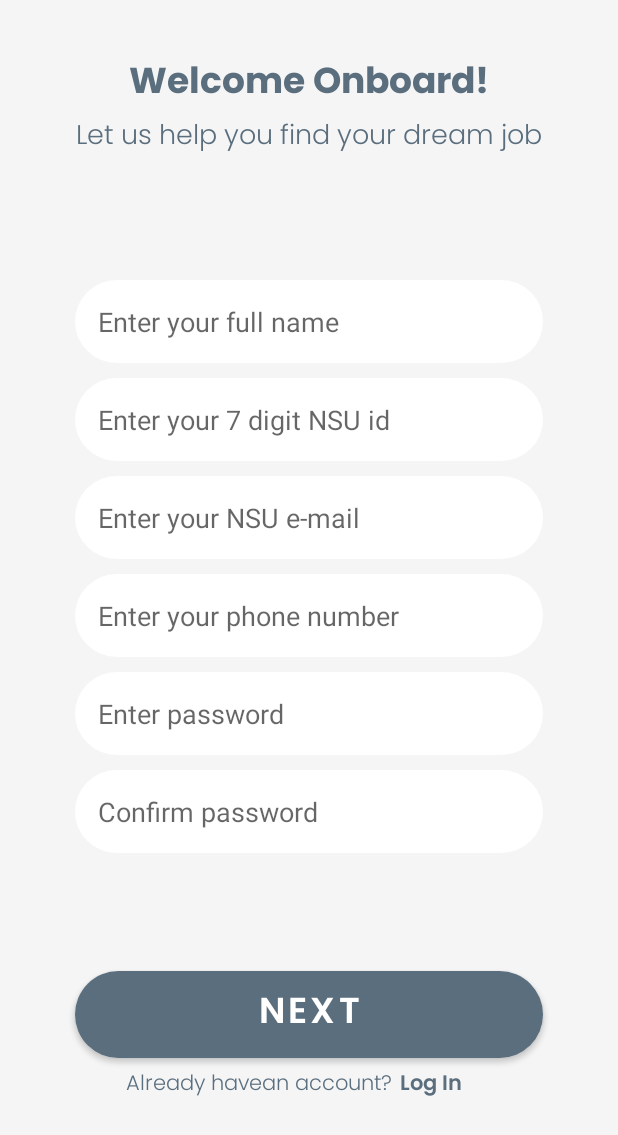
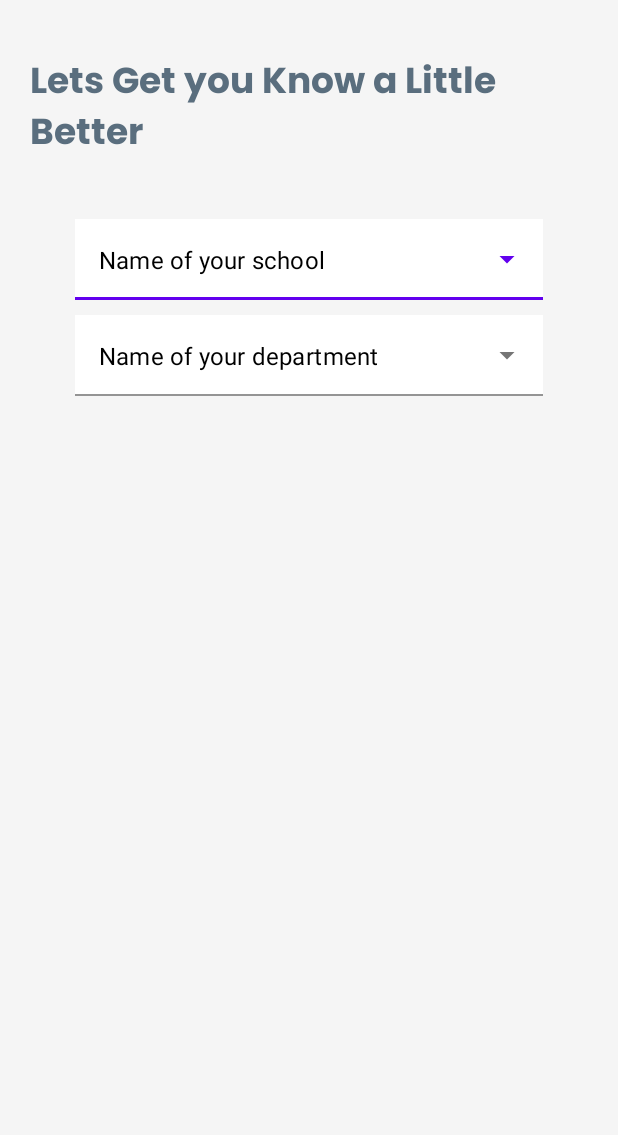
Before and after one commit to NSU-SP21-CSE486-1/1632858-SP21-CSE486-S01, an Android app: the screen it shows after launch (MainActivity before the commit, SecondActivity after it), after a tap on "NEXT", on a phone screen of 412 x 824 dp. Shown: the top 1135 px of the screen. Run offline under Robolectric (Android 15) with nearby library versions, the phone set to English and light mode, and no system bars.

Commit message:
Design #29 #30: Created a drop down menu
Created a drop down view using material design components. Did some UI elements change. Not sure they go with my total designs.  Need to fix the Drop down issue.

```diff
--- a/Theory/Assignment/Assignment02/app/build.gradle
+++ b/Theory/Assignment/Assignment02/app/build.gradle
@@ -36,4 +36,5 @@ dependencies {
     testImplementation 'junit:junit:4.+'
     androidTestImplementation 'androidx.test.ext:junit:1.1.2'
     androidTestImplementation 'androidx.test.espresso:espresso-core:3.3.0'
+    implementation 'com.github.BlackBoxVision:datetimepicker-edittext:v0.4.0'
 }
--- a/Theory/Assignment/Assignment02/app/src/main/java/com/example/codingassignment/MainActivity.java
+++ b/Theory/Assignment/Assignment02/app/src/main/java/com/example/codingassignment/MainActivity.java
@@ -2,20 +2,33 @@ package com.example.codingassignment;
 
 import androidx.appcompat.app.AppCompatActivity;
 
+import android.content.Intent;
 import android.os.Bundle;
 import android.view.View;
+import android.widget.EditText;
 import android.widget.Toast;
 
 public class MainActivity extends AppCompatActivity {
+    private EditText mid;
+
 
     @Override
     protected void onCreate(Bundle savedInstanceState) {
         super.onCreate(savedInstanceState);
         setContentView(R.layout.activity_main);
+        mid = findViewById(R.id.nsu_id);
     }
 
     public void clicknext(View view) {
-        Toast toast = Toast.makeText(this, R.string.toast_message, Toast.LENGTH_SHORT);
-        toast.show();
+        Intent intent = new Intent(this,SecondActivity.class);
+            startActivity(intent);
+//        String id = mid.getText().toString();
+//        if(id.length() == 7) {
+//            Intent intent = new Intent(this,SecondActivity.class);
+//            startActivity(intent);
+//        }
+//        else{
+//            mid.setError("This is not your nsu id");
+//        }
     }
 }
--- /dev/null
+++ b/Theory/Assignment/Assignment02/app/src/main/java/com/example/codingassignment/SecondActivity.java
@@ -0,0 +1,42 @@
+package com.example.codingassignment;
+
+import androidx.appcompat.app.AppCompatActivity;
+
+import android.os.Bundle;
+import android.widget.Adapter;
+import android.widget.ArrayAdapter;
+import android.widget.AutoCompleteTextView;
+import android.widget.Spinner;
+import android.widget.SpinnerAdapter;
+import android.widget.Toast;
+
+public class SecondActivity extends AppCompatActivity {
+    private AutoCompleteTextView mSchoolNameList;
+    private AutoCompleteTextView mDepartmentNameList;
+    @Override
+    public void onCreate(Bundle savedInstanceState) {
+        super.onCreate(savedInstanceState);
+        setContentView(R.layout.activity_second);
+
+        mSchoolNameList = findViewById(R.id.school_name_view);
+        mDepartmentNameList = findViewById(R.id.dep_name_list);
+
+        String[] schoolNameList = getResources().getStringArray(R.array.school_name);
+        String[] depNameList = getResources().getStringArray(R.array.depName_1);
+
+
+        ArrayAdapter schoolNameAdapter = new ArrayAdapter(this, android.R.layout.simple_list_item_1, schoolNameList);
+
+
+
+        ArrayAdapter depNameAdapter = new ArrayAdapter(this, android.R.layout.simple_list_item_1, depNameList);
+        mSchoolNameList.setAdapter(schoolNameAdapter);
+        mDepartmentNameList.setAdapter(depNameAdapter);
+
+        String SchoolName = mSchoolNameList.getText().toString();
+
+        Toast toast = Toast.makeText(this, SchoolName, Toast.LENGTH_SHORT);
+        toast.show();
+
+    }
+}
--- a/Theory/Assignment/Assignment02/app/src/main/res/drawable/round_border.xml
+++ b/Theory/Assignment/Assignment02/app/src/main/res/drawable/round_border.xml
@@ -1,6 +1,5 @@
 <?xml version="1.0" encoding="utf-8"?>
 <shape android:shape="rectangle" xmlns:android="http://schemas.android.com/apk/res/android">
     <solid android:color="#ffffff"/>
-    <corners android:radius="100dp"/>
-
+    <corners android:radius="5dp"/>
 </shape>
--- a/Theory/Assignment/Assignment02/app/src/main/res/layout/activity_main.xml
+++ b/Theory/Assignment/Assignment02/app/src/main/res/layout/activity_main.xml
@@ -8,7 +8,7 @@
     tools:context=".MainActivity">
 
     <TextView
-        android:id="@+id/welcome_title"
+        android:id="@+id/register_title_1"
         android:layout_width="wrap_content"
         android:layout_height="wrap_content"
         android:layout_marginTop="35dp"
@@ -30,7 +30,7 @@
         android:textSize="18sp"
         app:layout_constraintEnd_toEndOf="parent"
         app:layout_constraintStart_toStartOf="parent"
-        app:layout_constraintTop_toBottomOf="@+id/welcome_title" />
+        app:layout_constraintTop_toBottomOf="@+id/register_title_1" />
 
     <EditText
         android:id="@+id/full_name"
@@ -44,10 +44,29 @@
         android:hint="@string/enter_your_full_name"
         android:inputType="textPersonName"
         android:padding="15dp"
+        android:textColor="#4C4C4C"
+        android:textColorHint="#878686"
         app:layout_constraintEnd_toEndOf="parent"
         app:layout_constraintHorizontal_bias="1.0"
         app:layout_constraintStart_toStartOf="parent"
         app:layout_constraintTop_toBottomOf="@+id/tagline_1" />
+
+<!--    <io.blackbox_vision.datetimepickeredittext.view.DatePickerEditText-->
+<!--        android:id="@+id/datePickerEditText"-->
+<!--        android:layout_width="0dp"-->
+<!--        android:layout_height="wrap_content"-->
+<!--        android:layout_marginStart="50dp"-->
+<!--        android:layout_marginTop="50dp"-->
+<!--        android:layout_marginEnd="50dp"-->
+<!--        android:background="@drawable/round_border"-->
+<!--        android:hint="@string/select_date"-->
+<!--        android:padding="06dp"-->
+<!--        android:textColor="#4C4C4C"-->
+<!--        android:textColorHint="#878686"-->
+<!--        app:layout_constraintEnd_toEndOf="parent"-->
+<!--        app:layout_constraintHorizontal_bias="1.0"-->
+<!--        app:layout_constraintStart_toStartOf="parent"-->
+<!--        app:layout_constraintTop_toBottomOf="@+id/tagline_1" />-->
 
     <EditText
         android:id="@+id/nsu_id"
@@ -61,6 +80,8 @@
         android:hint="@string/enter_your_7_digit_nsu_id"
         android:inputType="textPersonName"
         android:padding="15dp"
+        android:textColor="#4C4C4C"
+        android:textColorHint="#878686"
         app:layout_constraintEnd_toEndOf="parent"
         app:layout_constraintStart_toStartOf="parent"
         app:layout_constraintTop_toBottomOf="@+id/full_name" />
@@ -77,6 +98,8 @@
         android:hint="@string/enter_your_nsu_e_mail"
         android:inputType="textPersonName"
         android:padding="15dp"
+        android:textColor="#4C4C4C"
+        android:textColorHint="#878686"
         app:layout_constraintEnd_toEndOf="parent"
         app:layout_constraintStart_toStartOf="parent"
         app:layout_constraintTop_toBottomOf="@+id/nsu_id" />
@@ -93,6 +116,8 @@
         android:hint="@string/enter_your_phone_number"
         android:inputType="textPersonName"
         android:padding="15dp"
+        android:textColor="#4C4C4C"
+        android:textColorHint="#878686"
         app:layout_constraintEnd_toEndOf="parent"
         app:layout_constraintStart_toStartOf="parent"
         app:layout_constraintTop_toBottomOf="@+id/nsu_mail" />
@@ -109,6 +134,8 @@
         android:hint="@string/enter_password"
         android:inputType="textPassword"
         android:padding="15dp"
+        android:textColor="#4C4C4C"
+        android:textColorHint="#878686"
         app:layout_constraintEnd_toEndOf="parent"
         app:layout_constraintStart_toStartOf="parent"
         app:layout_constraintTop_toBottomOf="@+id/editTextTextPersonName4" />
@@ -125,6 +152,8 @@
         android:hint="@string/confirm_password"
         android:inputType="textPassword"
         android:padding="15dp"
+        android:textColor="#4C4C4C"
+        android:textColorHint="#878686"
         app:layout_constraintEnd_toEndOf="parent"
         app:layout_constraintStart_toStartOf="parent"
         app:layout_constraintTop_toBottomOf="@+id/password" />
@@ -134,7 +163,7 @@
         android:layout_width="0dp"
         android:layout_height="70dp"
         android:layout_marginStart="50dp"
-        android:layout_marginTop="30dp"
+        android:layout_marginTop="50dp"
         android:layout_marginEnd="50dp"
         android:layout_marginBottom="70dp"
         android:fontFamily="@font/poppins_semibold"
--- /dev/null
+++ b/Theory/Assignment/Assignment02/app/src/main/res/layout/activity_second.xml
@@ -0,0 +1,88 @@
+<?xml version="1.0" encoding="utf-8"?>
+<androidx.constraintlayout.widget.ConstraintLayout xmlns:android="http://schemas.android.com/apk/res/android"
+    xmlns:app="http://schemas.android.com/apk/res-auto"
+    xmlns:tools="http://schemas.android.com/tools"
+    android:layout_width="match_parent"
+    android:layout_height="match_parent"
+    android:background="#F5F5F5"
+    tools:context=".SecondActivity">
+
+    <TextView
+        android:id="@+id/register_title_2"
+        android:layout_width="0dp"
+        android:layout_height="wrap_content"
+        android:layout_marginStart="20dp"
+        android:layout_marginTop="35dp"
+        android:layout_marginEnd="20dp"
+        android:fontFamily="@font/poppins_bold"
+        android:text="@string/lets_get_you_know_a_little_better"
+        android:textColor="#5A6E7E"
+        android:textSize="24sp"
+        app:layout_constraintEnd_toEndOf="parent"
+        app:layout_constraintStart_toStartOf="parent"
+        app:layout_constraintTop_toTopOf="parent" />
+
+    <com.google.android.material.textfield.TextInputLayout
+        android:id="@+id/textInputLayout"
+        style="@style/Widget.MaterialComponents.TextInputLayout.FilledBox.ExposedDropdownMenu"
+        android:layout_width="0dp"
+        android:layout_height="wrap_content"
+        android:layout_marginStart="50dp"
+        android:layout_marginTop="35dp"
+        android:layout_marginEnd="50dp"
+        app:boxBackgroundColor="#ffffff"
+        app:layout_constraintEnd_toEndOf="parent"
+
+        app:layout_constraintStart_toStartOf="parent"
+        app:layout_constraintTop_toBottomOf="@+id/register_title_2"
+        app:placeholderTextColor="@color/black">
+
+        <AutoCompleteTextView
+            android:id="@+id/school_name_view"
+            android:layout_width="match_parent"
+            android:layout_height="wrap_content"
+            android:background="#ffffff"
+            android:inputType="none"
+            android:paddingTop="16dp"
+            android:paddingBottom="16dp"
+            android:text="@string/name_of_your_school"
+            android:textColor="@color/black" />
+    </com.google.android.material.textfield.TextInputLayout>
+
+    <com.google.android.material.textfield.TextInputLayout
+        style="@style/Widget.MaterialComponents.TextInputLayout.FilledBox.ExposedDropdownMenu"
+        android:layout_width="match_parent"
+        android:layout_height="wrap_content"
+        android:layout_marginStart="50dp"
+        android:layout_marginTop="10dp"
+        android:layout_marginEnd="50dp"
+        app:boxBackgroundColor="#ffffff"
+        app:layout_constraintEnd_toEndOf="parent"
+        app:layout_constraintStart_toStartOf="parent"
+        app:layout_constraintTop_toBottomOf="@+id/textInputLayout">
+
+        <AutoCompleteTextView
+            android:id="@+id/dep_name_list"
+            android:layout_width="match_parent"
+            android:layout_height="wrap_content"
+            android:background="#ffffff"
+            android:inputType="none"
+            android:paddingTop="16dp"
+            android:paddingBottom="16dp"
+            android:text="@string/name_of_your_department"
+            android:textColor="@color/black" />
+    </com.google.android.material.textfield.TextInputLayout>
+
+    <!--    <Spinner-->
+<!--        android:id="@+id/school_name_spinner"-->
+<!--        android:layout_width="0dp"-->
+<!--        android:layout_height="60dp"-->
+<!--        android:layout_marginStart="50dp"-->
+<!--        android:layout_marginTop="10dp"-->
+<!--        android:layout_marginEnd="50dp"-->
+<!--        android:background="@drawable/round_border"-->
+<!--        app:layout_constraintEnd_toEndOf="parent"-->
+<!--        app:layout_constraintStart_toStartOf="parent"-->
+<!--        app:layout_constraintTop_toBottomOf="@+id/textInputLayout" />-->
+
+</androidx.constraintlayout.widget.ConstraintLayout>
--- /dev/null
+++ b/Theory/Assignment/Assignment02/app/src/main/res/layout/dropdown.xml
@@ -0,0 +1,9 @@
+<TextView android:id="@+id/textView"
+    android:layout_width="match_parent"
+    android:layout_height="match_parent"
+    android:text="@string/textview"
+    android:padding="16dp"
+    android:textSize="18sp"
+    android:textColor="@color/black"
+    android:textStyle="bold"
+    xmlns:android="http://schemas.android.com/apk/res/android" />
--- a/Theory/Assignment/Assignment02/app/src/main/res/values-night/themes.xml
+++ b/Theory/Assignment/Assignment02/app/src/main/res/values-night/themes.xml
@@ -1,6 +1,6 @@
 <resources xmlns:tools="http://schemas.android.com/tools">
     <!-- Base application theme. -->
-    <style name="Theme.CodingAssignment" parent="Theme.MaterialComponents.DayNight.DarkActionBar">
+    <style name="Theme.CodingAssignment" parent="Theme.MaterialComponents.DayNight.NoActionBar">
         <!-- Primary brand color. -->
         <item name="colorPrimary">@color/purple_200</item>
         <item name="colorPrimaryVariant">@color/purple_700</item>
@@ -8,9 +8,9 @@
         <!-- Secondary brand color. -->
         <item name="colorSecondary">@color/teal_200</item>
         <item name="colorSecondaryVariant">@color/teal_200</item>
-        <item name="colorOnSecondary">@color/black</item>
+        <item name="colorOnSecondary">@color/black</item>69
         <!-- Status bar color. -->
-        <item name="android:statusBarColor" tools:targetApi="l">?attr/colorPrimaryVariant</item>
+        <item name="android:statusBarColor" tools:targetApi="l">@color/status_color</item>
         <!-- Customize your theme here. -->
     </style>
 </resources>
--- /dev/null
+++ b/Theory/Assignment/Assignment02/app/src/main/res/values/array.xml
@@ -0,0 +1,21 @@
+<?xml version="1.0" encoding="utf-8"?>
+<resources>
+    <string-array name="school_name_list">
+        <item>1</item>
+        <item>2</item>
+        <item>3</item>
+        <item>4</item>
+    </string-array>
+
+    <string-array name="school_name">
+        <item>SchoolName1</item>
+        <item>SchoolName2</item>
+        <item>SchoolName3</item>
+    </string-array>
+
+    <string-array name="depName_1">
+        <item>Department1</item>
+        <item>Department2</item>
+        <item>Department3</item>
+    </string-array>
+</resources>
--- a/Theory/Assignment/Assignment02/app/src/main/res/values/strings.xml
+++ b/Theory/Assignment/Assignment02/app/src/main/res/values/strings.xml
@@ -12,4 +12,9 @@
     <string name="enter_password">Enter password</string>
     <string name="confirm_password">Confirm password</string>
     <string name="toast_message">So far works</string>
+    <string name="select_date">Select a date</string>
+    <string name="lets_get_you_know_a_little_better">Lets Get you Know a Little Better</string>
+    <string name="name_of_your_school">Name of your school</string>
+    <string name="textview">TextView</string>
+    <string name="name_of_your_department">Name of your department</string>
 </resources>
--- a/Theory/Assignment/Assignment02/build.gradle
+++ b/Theory/Assignment/Assignment02/build.gradle
@@ -16,6 +16,9 @@ allprojects {
     repositories {
         google()
         jcenter()
+        maven {
+            url "https://jitpack.io"
+        }
     }
 }
 
```
Also changed, not shown: Theory/Assignment/Assignment02/app/src/main/AndroidManifest.xml (+7 -0 lines), Theory/Assignment/Assignment02/gradle/wrapper/gradle-wrapper.properties.
